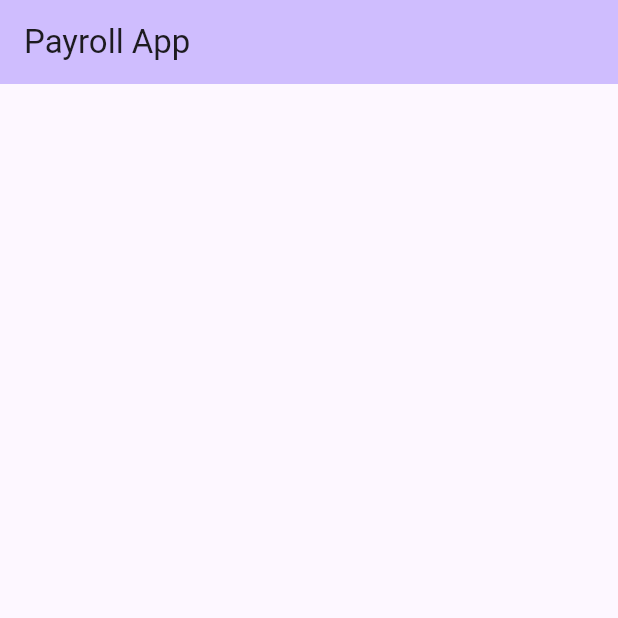
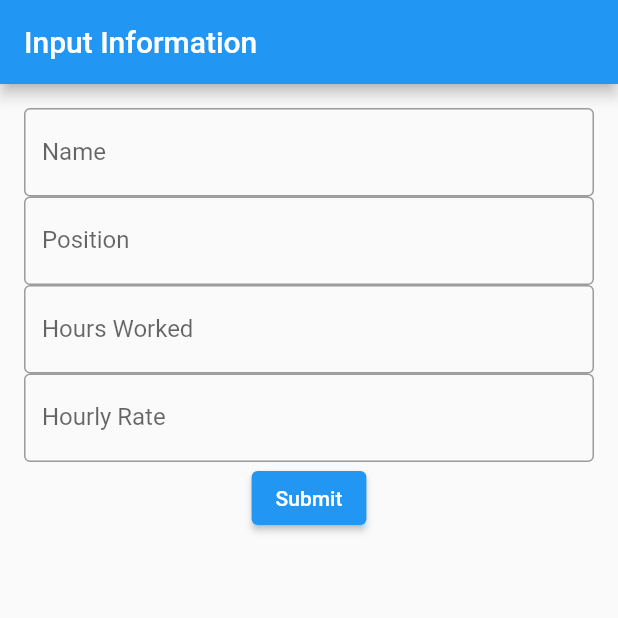
Before and after one commit to charbelMorkos12/payroll_app, a Flutter app: the screen it shows after launch, on a phone screen of 412 x 824 dp, the top half of it. Run offline on Flutter 3.47's test engine with Material 2 defaults, Android fonts, the phone set to English and light mode, and no system bars.

Commit message:
first screen coded

```diff
--- a/lib/main.dart
+++ b/lib/main.dart
@@ -1,48 +1,19 @@
 import 'package:flutter/material.dart';
+import 'package:payroll_app/screens/first_screen.dart';
 
 void main() {
   runApp(MyApp());
 }
 
 class MyApp extends StatelessWidget {
-  const MyApp({super.key});
-
-  // This widget is the root of your application.
   @override
   Widget build(BuildContext context) {
     return MaterialApp(
-      title: 'Flutter Demo',
+      title: 'My Payroll App',
       theme: ThemeData(
-        colorScheme: ColorScheme.fromSeed(seedColor:  Color.fromARGB(255, 72, 15, 170)),
-        useMaterial3: true,
+        primarySwatch: Colors.blue,
       ),
-      debugShowCheckedModeBanner: false,
-      home: MyHomePage(title: 'Payroll App'),
+      home: FirstScreen(),
     );
   }
 }
-
-class MyHomePage extends StatefulWidget {
-  const MyHomePage({super.key, required this.title});
-
-  final String title;
-
-  @override
-  State<MyHomePage> createState() => _MyHomePageState();
-}
-
-class _MyHomePageState extends State<MyHomePage> {
-  @override
-  Widget build(BuildContext context) {
-    return Scaffold(
-      appBar: AppBar(
-        backgroundColor: Theme.of(context).colorScheme.inversePrimary,
-        title: Text(widget.title),
-      ),
-      body: Center(
-        child: Column(
-
-        ),
-      ));
-  }
-}
--- /dev/null
+++ b/lib/models/user_data.dart
@@ -0,0 +1,8 @@
+class UserData {
+  final String name;
+  final String position;
+  final double hoursWorked;
+  final double hourlyRate;
+
+  UserData(this.name, this.position, this.hoursWorked, this.hourlyRate);
+}
--- /dev/null
+++ b/lib/screens/first_screen.dart
@@ -0,0 +1,52 @@
+import 'package:flutter/material.dart';
+
+
+import '../models/user_data.dart';
+
+class FirstScreen extends StatelessWidget {
+  final TextEditingController nameController = TextEditingController();
+  final TextEditingController positionController = TextEditingController();
+  final TextEditingController hoursController = TextEditingController();
+  final TextEditingController rateController = TextEditingController();
+
+  @override
+  Widget build(BuildContext context) {
+    return Scaffold(
+      appBar: AppBar(title: Text('Input Information')),
+      body: Padding(
+        padding: EdgeInsets.all(16),
+        child: Column(
+          children: [
+            TextField(controller: nameController, decoration: InputDecoration(
+              border: OutlineInputBorder(),
+              labelText: 'Name'),
+              ),
+            TextField(controller: positionController, decoration: InputDecoration(
+              border: OutlineInputBorder(),
+              labelText: 'Position')
+              ),
+            TextField(controller: hoursController, decoration: InputDecoration(
+              border: OutlineInputBorder(),
+              labelText: 'Hours Worked')
+              ),
+            TextField(controller: rateController, decoration: InputDecoration(
+              border: OutlineInputBorder(),
+              labelText: 'Hourly Rate')
+              ),
+            ElevatedButton(
+              child: Text('Submit'),
+              onPressed: () {
+                final userData = UserData(
+                  nameController.text,
+                  positionController.text,
+                  double.parse(hoursController.text),
+                  double.parse(rateController.text),
+                );
+              },
+            ),
+          ],
+        ),
+      ),
+    );
+  }
+}
```
Also changed, not shown: lib/screens/home.dart (deleted), lib/screens/result.dart (deleted), lib/screens/second_screen.dart (added).
